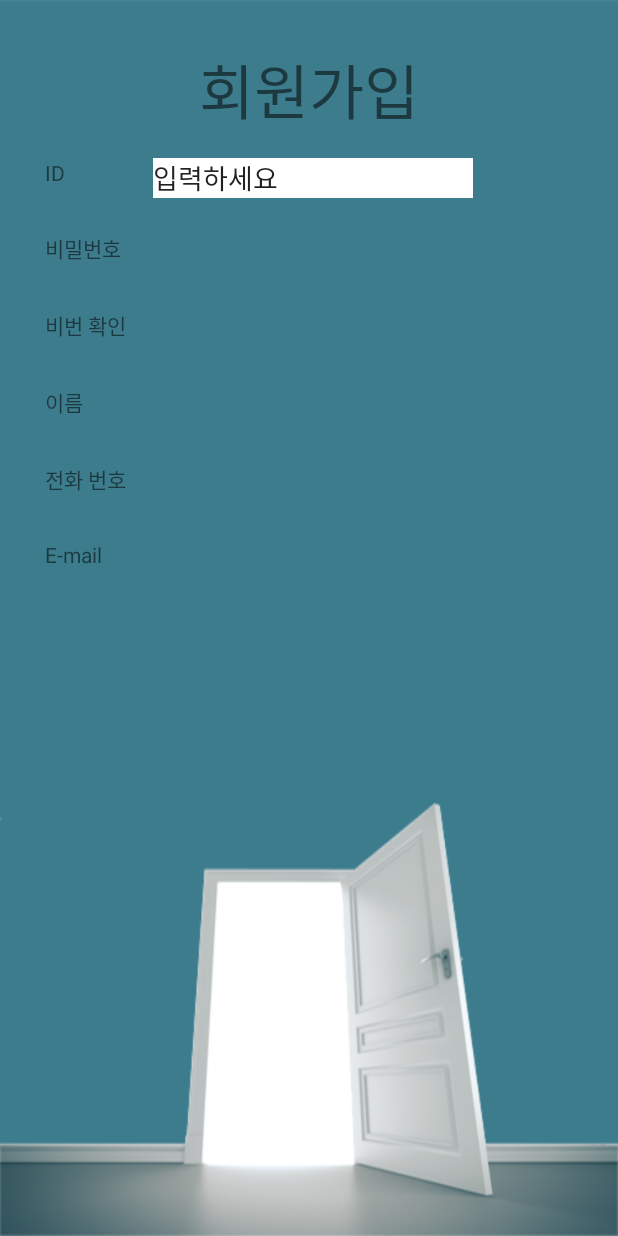
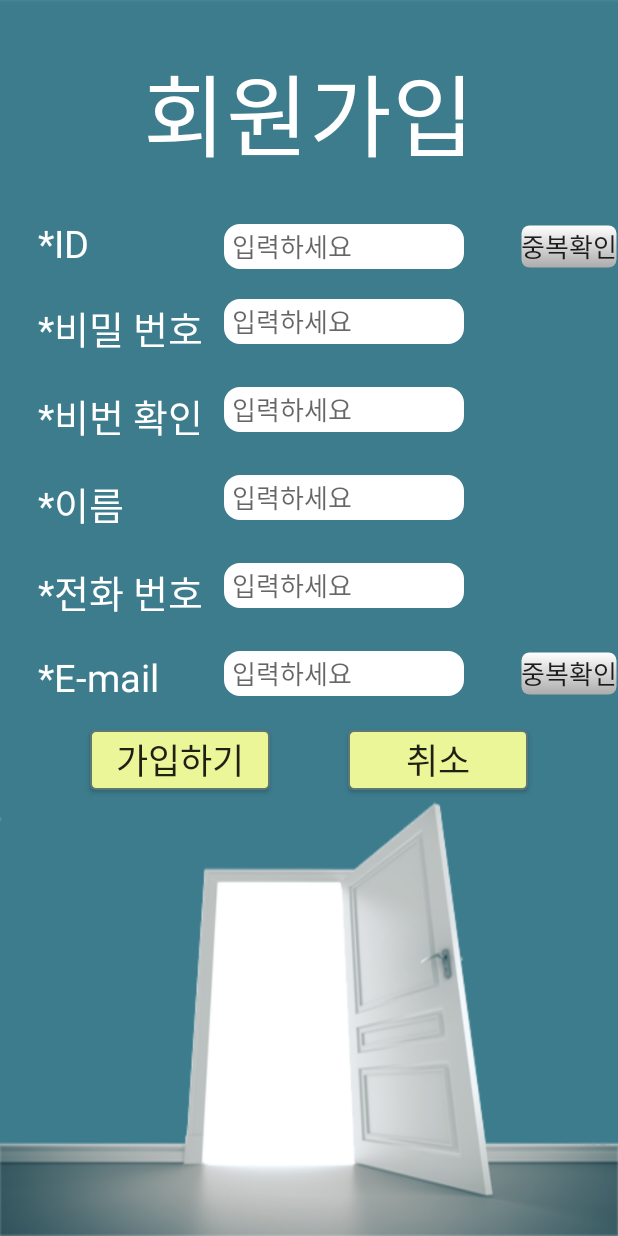
Before and after one commit to Who-IM/LeaveOutApp, an Android app: the join screen opened directly, with no data from a screen before it, on a phone screen of 412 x 824 dp. Run offline under Robolectric (Android 15) with nearby library versions, the phone set to English and light mode, and no system bars; Roboto replaces fonts that are not available here; 1 statement that could not run was skipped.

Commit message:
회원가입
회원가입

```diff
--- a/Android/LeaveOut/app/src/main/java/whoim/leaveout/join.java
+++ b/Android/LeaveOut/app/src/main/java/whoim/leaveout/join.java
@@ -1,15 +1,38 @@
 package whoim.leaveout;
 
+import android.content.Intent;
+import android.graphics.Typeface;
 import android.os.Bundle;
 import android.support.v7.app.AppCompatActivity;
+import android.view.View;
+import android.widget.TextView;
+
+import static whoim.leaveout.R.id.join_name;
 
 
-public class join extends AppCompatActivity {
+public class join extends AppCompatActivity
+{
+    TextView join;
     @Override
-    protected void onCreate(Bundle savedInstanceState) {
+    protected void onCreate(Bundle savedInstanceState)
+    {
         super.onCreate(savedInstanceState);
         setContentView(R.layout.join);
 
+        Typeface typeface = Typeface.createFromAsset(getAssets(), "RixToyGray.ttf");
+        join = (TextView) findViewById(join_name);
+        join.setTypeface(typeface);
+    }
 
+    public void joinButton(View v)
+    {
+        Intent intent = new Intent(getApplicationContext(), login.class);
+        startActivity(intent);
+    }
+
+    public void Join_cancel_Button(View v)
+    {
+        Intent intent = new Intent(getApplicationContext(), login.class);
+        startActivity(intent);
     }
 }
--- /dev/null
+++ b/Android/LeaveOut/app/src/main/res/drawable/join_overlap.xml
@@ -0,0 +1,21 @@
+<?xml version="1.0" encoding="utf-8"?>
+
+<shape xmlns:android="http://schemas.android.com/apk/res/android"
+    android:shape="rectangle"
+    android:padding="10dp">
+
+    <corners
+        android:bottomRightRadius="5dp"
+        android:bottomLeftRadius="5dp"
+        android:topLeftRadius="5dp"
+        android:topRightRadius="5dp"/>
+
+    <stroke
+        android:width="2dp"
+        android:color="#00000000"/>
+
+    <gradient
+        android:startColor="#FFACACAC"
+        android:endColor="#FFFFFFFF"
+        android:angle="90"/>
+</shape>
--- a/Android/LeaveOut/app/src/main/res/layout/join.xml
+++ b/Android/LeaveOut/app/src/main/res/layout/join.xml
@@ -4,83 +4,218 @@
     android:layout_height="match_parent"
     android:background="@drawable/login_main">
 
-
     <TextView
         android:id="@+id/join_name"
         android:layout_width="wrap_content"
         android:layout_height="wrap_content"
         android:layout_marginTop="30dp"
-        android:textSize="40dp"
+        android:textSize="60dp"
         android:text="회원가입"
+        android:textColor="#FFFFFFFF"
         android:layout_alignParentTop="true"
         android:layout_centerHorizontal="true" />
 
+    <!--ID 구간-->
     <TextView
         android:id="@+id/id_text"
         android:layout_width="wrap_content"
         android:layout_height="wrap_content"
-        android:text="ID"
+        android:text="*ID"
+        android:textColor="#FFFFFFFF"
+        android:textSize="25dp"
         android:layout_below="@+id/join_name"
         android:layout_alignParentStart="true"
-        android:layout_marginStart="30dp"
-        android:layout_marginTop="15dp" />
+        android:layout_marginStart="25dp"
+        android:layout_marginTop="25dp" />
 
     <EditText
         android:id="@+id/id_insert"
-        android:layout_width="wrap_content"
+        android:layout_width="160dp"
+        android:layout_height="30dp"
+        android:paddingLeft="5dp"
+        android:background="@drawable/rec"
+        android:hint="입력하세요"
+        android:textSize="17dp"
+        android:inputType="text"
+        android:layout_marginLeft="90dp"
+        android:layout_above="@+id/pw_text"
+        android:layout_toEndOf="@+id/id_text"
+        />
+
+    <Button
+        android:id="@+id/id_overlap"
+        android:layout_width="65dp"
         android:layout_height="wrap_content"
-        android:ems="10"
-        android:inputType="textPersonName"
-        android:text="입력하세요"
-        android:background="#FFFFFFFF"
-        android:layout_alignTop="@+id/id_text"
-        android:layout_toEndOf="@+id/re_pw_text"
-        android:layout_marginStart="18dp" />
+        android:text="중복확인"
+        android:textSize="17dp"
+        android:background="@drawable/join_overlap"
+        android:layout_marginStart="30dp"
+        android:layout_toEndOf="@+id/join_name"
+        android:layout_alignBottom="@+id/id_insert"
+        android:layout_alignTop="@+id/id_insert" />
+    <!--ID 구간 끝-->
+
+    <!--비밀번호 구간-->
     <TextView
         android:id="@+id/pw_text"
         android:layout_width="wrap_content"
         android:layout_height="wrap_content"
-        android:text="비밀번호"
+        android:text="*비밀 번호"
+        android:textColor="#FFFFFFFF"
+        android:textSize="25dp"
         android:layout_below="@+id/id_text"
         android:layout_alignStart="@+id/id_text"
-        android:layout_marginTop="30dp" />
+        android:layout_marginTop="20dp" />
 
+    <EditText
+        android:id="@+id/pw_insert"
+        android:layout_width="160dp"
+        android:layout_height="30dp"
+        android:paddingLeft="5dp"
+        android:layout_marginRight="40dp"
+        android:background="@drawable/rec"
+        android:hint="입력하세요"
+        android:textSize="17dp"
+        android:layout_alignTop="@+id/pw_text"
+        android:layout_alignStart="@+id/id_insert"
+        android:inputType="text" />
+    <!--비밀번호 구간 끝-->
+
+    <!--비밀번호 확인 구간-->
     <TextView
         android:id="@+id/re_pw_text"
         android:layout_width="wrap_content"
         android:layout_height="wrap_content"
-        android:text="비번 확인"
+        android:text="*비번 확인"
+        android:textColor="#FFFFFFFF"
+        android:textSize="25dp"
         android:layout_below="@+id/pw_text"
         android:layout_alignStart="@+id/pw_text"
-        android:layout_marginTop="30dp" />
+        android:layout_marginTop="20dp" />
 
+    <EditText
+        android:id="@+id/re_pw_insert"
+        android:layout_width="160dp"
+        android:layout_height="30dp"
+        android:paddingLeft="5dp"
+        android:background="@drawable/rec"
+        android:hint="입력하세요"
+        android:textSize="17dp"
+        android:layout_alignTop="@+id/re_pw_text"
+        android:layout_alignStart="@+id/pw_insert"
+        android:inputType="text" />
+    <!--비밀번호 확인 구간 끝-->
+
+    <!--이름구간-->
     <TextView
-        android:id="@+id/name_insert"
+        android:id="@+id/name_text"
         android:layout_width="wrap_content"
         android:layout_height="wrap_content"
-        android:text="이름"
+        android:text="*이름"
+        android:textColor="#FFFFFFFF"
+        android:textSize="25dp"
         android:layout_below="@+id/re_pw_text"
         android:layout_alignStart="@+id/re_pw_text"
-        android:layout_marginTop="30dp" />
+        android:layout_marginTop="20dp" />
 
+    <EditText
+        android:id="@+id/name_insert"
+        android:layout_width="160dp"
+        android:layout_height="30dp"
+        android:paddingLeft="5dp"
+        android:background="@drawable/rec"
+        android:hint="입력하세요"
+        android:textSize="17dp"
+        android:layout_alignTop="@+id/name_text"
+        android:layout_alignStart="@+id/re_pw_insert"
+        android:inputType="text" />
+    <!--이름확인 구간 끝-->
+
+    <!--전화번호 구간-->
     <TextView
         android:id="@+id/p_number_text"
         android:layout_width="wrap_content"
         android:layout_height="wrap_content"
-        android:text="전화 번호"
-        android:layout_below="@+id/name_insert"
+        android:text="*전화 번호"
+        android:textColor="#FFFFFFFF"
+        android:textSize="25dp"
+        android:layout_below="@+id/name_text"
+        android:layout_alignStart="@+id/name_text"
+        android:layout_marginTop="20dp" />
+
+    <EditText
+        android:id="@+id/p_number_insert"
+        android:layout_width="160dp"
+        android:layout_height="30dp"
+        android:paddingLeft="5dp"
+        android:background="@drawable/rec"
+        android:hint="입력하세요"
+        android:textSize="17dp"
+        android:layout_alignTop="@+id/p_number_text"
         android:layout_alignStart="@+id/name_insert"
-        android:layout_marginTop="30dp" />
+        android:inputType="text" />
+    <!--전화번호 구간 끝-->
 
+    <!--email 구간-->
     <TextView
         android:id="@+id/mail_text"
         android:layout_width="wrap_content"
         android:layout_height="wrap_content"
-        android:text="E-mail"
+        android:text="*E-mail"
+        android:textColor="#FFFFFFFF"
+        android:textSize="25dp"
         android:layout_below="@+id/p_number_text"
         android:layout_alignStart="@+id/p_number_text"
-        android:layout_marginTop="30dp" />
+        android:layout_marginTop="20dp" />
 
+    <EditText
+        android:id="@+id/mail_insert"
+        android:layout_width="160dp"
+        android:layout_height="30dp"
+        android:paddingLeft="5dp"
+        android:background="@drawable/rec"
+        android:hint="입력하세요"
+        android:textSize="17dp"
+        android:layout_alignTop="@+id/mail_text"
+        android:layout_alignStart="@+id/p_number_insert"
+        android:inputType="text" />
 
+    <Button
+        android:id="@+id/email_overlap"
+        android:layout_width="65dp"
+        android:layout_height="wrap_content"
+        android:text="중복확인"
+        android:textSize="17dp"
+        android:background="@drawable/join_overlap"
+        android:layout_alignStart="@+id/id_overlap"
+        android:layout_alignBottom="@+id/mail_insert"
+        android:layout_alignTop="@+id/mail_insert" />
+    <!--email 구간 끝-->
+
+    <!-- 회원가입 -->
+    <Button
+        android:id="@+id/join_insert"
+        android:layout_width="120dp"
+        android:layout_height="40dp"
+        android:text="가입하기"
+        android:background="@drawable/rec2"
+        android:onClick="joinButton"
+        android:textSize="23dp"
+        android:layout_marginTop="18dp"
+        android:layout_below="@+id/mail_text"
+        android:layout_marginLeft="60dp" />
+
+    <!-- 취소 -->
+    <Button
+        android:id="@+id/join_cancel"
+        android:layout_width="120dp"
+        android:layout_height="40dp"
+        android:text="취소"
+        android:background="@drawable/rec2"
+        android:onClick="Join_cancel_Button"
+        android:textSize="23dp"
+        android:layout_marginRight="60dp"
+        android:layout_alignBottom="@+id/join_insert"
+        android:layout_alignParentEnd="true" />
 
 </RelativeLayout>
--- a/Android/LeaveOut/app/src/main/res/layout/login.xml
+++ b/Android/LeaveOut/app/src/main/res/layout/login.xml
@@ -71,7 +71,8 @@
             android:id="@+id/insertlogin"
             android:text="*회원가입"
             android:textSize="25dp"
-            android:textColor="#ff000000"
+            android:textColor="#FFFFFFFF"
+            android:background="#00000000"
             android:layout_width="wrap_content"
             android:layout_height="wrap_content"
             android:layout_below="@id/loginBtn"
@@ -85,7 +86,8 @@
             android:id="@+id/id_pwSelect"
             android:text="*ID/PW찾기"
             android:textSize="25dp"
-            android:textColor="#ff000000"
+            android:textColor="#FFFFFFFF"
+            android:background="#00000000"
             android:layout_width="wrap_content"
             android:layout_height="wrap_content"
             android:layout_below="@id/loginBtn"
--- a/Android/LeaveOut/app/src/main/res/layout/main.xml
+++ b/Android/LeaveOut/app/src/main/res/layout/main.xml
@@ -125,7 +125,9 @@
     <android.support.v4.widget.DrawerLayout
         android:id="@+id/dl_activity_main_drawer"
         android:layout_width="match_parent"
-        android:layout_height="match_parent">
+        android:layout_height="match_parent"
+        android:layout_alignParentTop="true"
+        android:layout_alignParentStart="true">
 
         <FrameLayout
             android:id="@+id/fl_activity_main_container"
--- a/Android/LeaveOut/app/src/main/res/layout/write.xml
+++ b/Android/LeaveOut/app/src/main/res/layout/write.xml
@@ -114,6 +114,7 @@
         android:layout_alignEnd="@+id/checkBox"
         android:layout_alignStart="@+id/imageButton"
         android:layout_below="@+id/blackline1">
+
         <!-- 글을 입력하세요. -->
         <EditText
             android:id="@+id/textView3"
```
